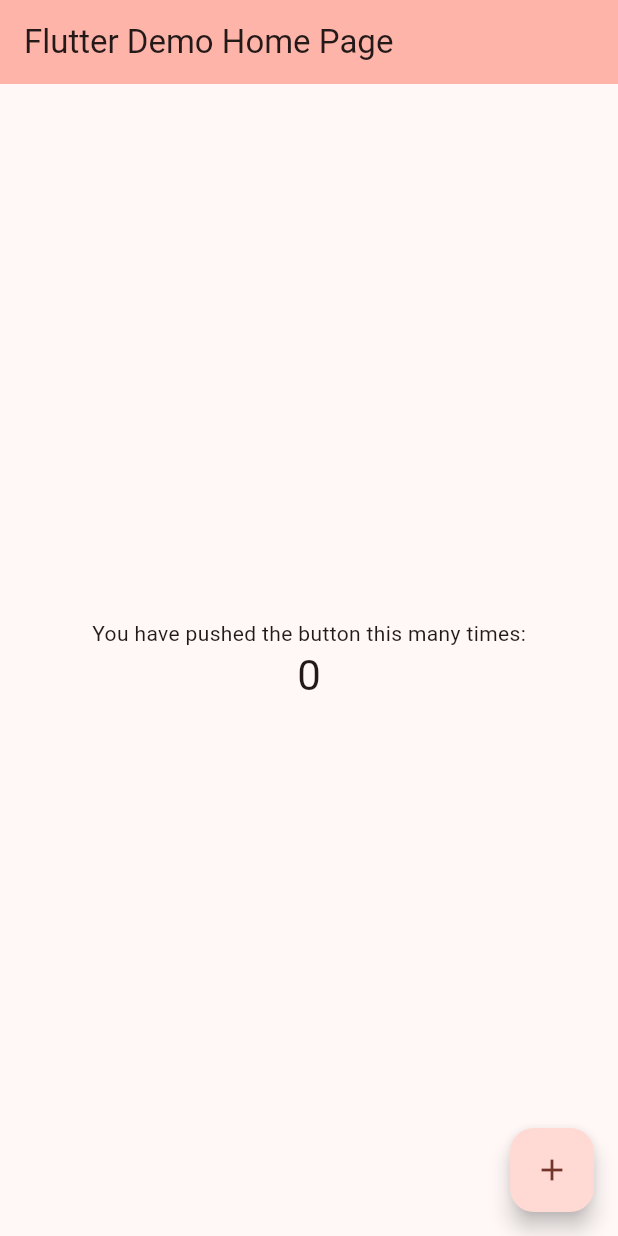
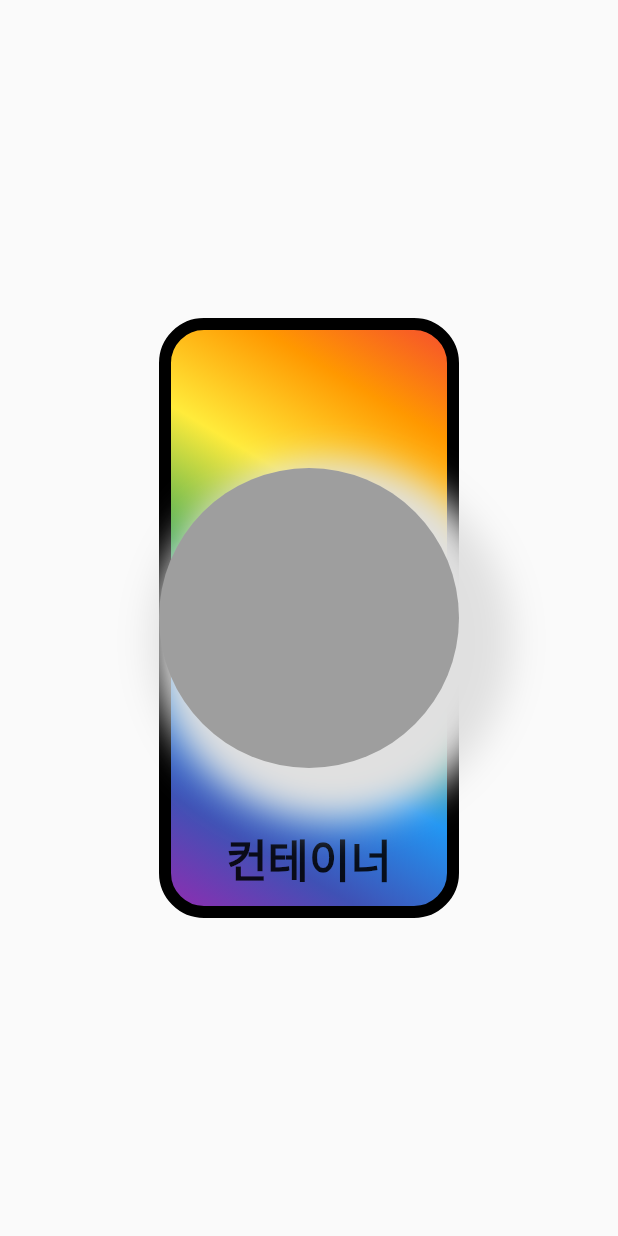
Before and after one commit to jinhan38/flutter_lecture_first, a Flutter app: the screen it shows after launch, on a phone screen of 412 x 824 dp. Run offline on Flutter 3.47's test engine with Material 2 defaults, Android fonts, the phone set to English and light mode, and no system bars; missing offline and left inert: dart:ffi.

Commit message:
컨태이너 위젯 추가

```diff
--- /dev/null
+++ b/lib/ch3/container_screen.dart
@@ -0,0 +1,81 @@
+import 'dart:math';
+
+import 'package:flutter/cupertino.dart';
+import 'package:flutter/material.dart';
+
+class ContainerScreen extends StatelessWidget {
+  const ContainerScreen({super.key});
+
+  @override
+  Widget build(BuildContext context) {
+    return Scaffold(
+      body: Center(
+        child: Container(
+          width: 200,
+          height: 400,
+          alignment: Alignment.bottomCenter,
+          padding: const EdgeInsets.all(10),
+          // margin: EdgeInsets.all(30),
+          /// decoration을 사용하면 color 사용 불가
+          decoration: BoxDecoration(
+            color: Colors.purpleAccent,
+            borderRadius: BorderRadius.circular(30),
+            border: Border.all(
+              color: Colors.black,
+              width: 8,
+            ),
+            gradient: const LinearGradient(
+              begin: Alignment.topLeft,
+              end: Alignment.bottomRight,
+
+              /// 1.57 -> 시계방향으로 90도
+              /// 3.14 -> 시계방향으로 180도 회전
+              /// 6.28 -> 시계방향으로 360도 회전
+              /// -1.57 -> 반 시계방향으로 90도
+              /// -3.14 -> 반 시계방향으로 180도 회전
+              /// -6.28 -> 반 시계방향으로 360도 회전
+              transform: GradientRotation(1),
+              colors: [
+                Colors.red,
+                Colors.orange,
+                Colors.yellow,
+                Colors.green,
+                Colors.blue,
+                Colors.indigo,
+                Colors.purple,
+              ],
+            ),
+          ),
+          foregroundDecoration: BoxDecoration(
+            color: Colors.grey,
+            shape: BoxShape.circle,
+            boxShadow: [
+              BoxShadow(
+                color: Colors.grey.shade300,
+                blurRadius: 20,
+                spreadRadius: 20,
+
+                /// Offset : x, y 값을 넣는 클래스
+                /// 기준점 Container의 중심
+                /// x : 50 -> 오른쪽으로 50 이동
+                /// y : 50 -> 아래로 50 이동
+                /// x : -50 -> 왼쪽으로 50 이동
+                /// y : -50 -> 위로 50 이동
+                offset: Offset(15, 15),
+
+                blurStyle: BlurStyle.normal,
+              ),
+            ],
+          ),
+          child: const Text(
+            "컨테이너",
+            style: TextStyle(
+              fontSize: 30,
+              fontWeight: FontWeight.bold,
+            ),
+          ),
+        ),
+      ),
+    );
+  }
+}
--- a/lib/main.dart
+++ b/lib/main.dart
@@ -1,127 +1,21 @@
+
+import 'package:flutter/cupertino.dart';
 import 'package:flutter/material.dart';
+import 'package:flutter_lecture_first/ch3/container_screen.dart';
 
-
-// 주석
-void main() {
-  runApp(const MyApp());
+/// main 함수
+/// 어플리케이션이 시작하는 위치
+void main(){
+  runApp(MyApp());
 }
 
 class MyApp extends StatelessWidget {
   const MyApp({super.key});
 
-  // This widget is the root of your application.
   @override
   Widget build(BuildContext context) {
     return MaterialApp(
-      title: 'Flutter Demo',
-      theme: ThemeData(
-        // This is the theme of your application.
-        //
-        // TRY THIS: Try running your application with "flutter run". You'll see
-        // the application has a blue toolbar. Then, without quitting the app,
-        // try changing the seedColor in the colorScheme below to Colors.green
-        // and then invoke "hot reload" (save your changes or press the "hot
-        // reload" button in a Flutter-supported IDE, or press "r" if you used
-        // the command line to start the app).
-        //
-        // Notice that the counter didn't reset back to zero; the application
-        // state is not lost during the reload. To reset the state, use hot
-        // restart instead.
-        //
-        // This works for code too, not just values: Most code changes can be
-        // tested with just a hot reload.
-        colorScheme: ColorScheme.fromSeed(seedColor: Colors.red),
-        useMaterial3: true,
-      ),
-      home: const MyHomePage(title: 'Flutter Demo Home Page'),
+      home: ContainerScreen(),
     );
   }
 }
-
-class MyHomePage extends StatefulWidget {
-  const MyHomePage({super.key, required this.title});
-
-  // This widget is the home page of your application. It is stateful, meaning
-  // that it has a State object (defined below) that contains fields that affect
-  // how it looks.
-
-  // This class is the configuration for the state. It holds the values (in this
-  // case the title) provided by the parent (in this case the App widget) and
-  // used by the build method of the State. Fields in a Widget subclass are
-  // always marked "final".
-
-  final String title;
-
-  @override
-  State<MyHomePage> createState() => _MyHomePageState();
-}
-
-class _MyHomePageState extends State<MyHomePage> {
-  int _counter = 0;
-
-  void _incrementCounter() {
-    setState(() {
-      // This call to setState tells the Flutter framework that something has
-      // changed in this State, which causes it to rerun the build method below
-      // so that the display can reflect the updated values. If we changed
-      // _counter without calling setState(), then the build method would not be
-      // called again, and so nothing would appear to happen.
-      _counter++;
-    });
-  }
-
-  @override
-  Widget build(BuildContext context) {
-    // This method is rerun every time setState is called, for instance as done
-    // by the _incrementCounter method above.
-    //
-    // The Flutter framework has been optimized to make rerunning build methods
-    // fast, so that you can just rebuild anything that needs updating rather
-    // than having to individually change instances of widgets.
-    return Scaffold(
-      appBar: AppBar(
-        // TRY THIS: Try changing the color here to a specific color (to
-        // Colors.amber, perhaps?) and trigger a hot reload to see the AppBar
-        // change color while the other colors stay the same.
-        backgroundColor: Theme.of(context).colorScheme.inversePrimary,
-        // Here we take the value from the MyHomePage object that was created by
-        // the App.build method, and use it to set our appbar title.
-        title: Text(widget.title),
-      ),
-      body: Center(
-        // Center is a layout widget. It takes a single child and positions it
-        // in the middle of the parent.
-        child: Column(
-          // Column is also a layout widget. It takes a list of children and
-          // arranges them vertically. By default, it sizes itself to fit its
-          // children horizontally, and tries to be as tall as its parent.
-          //
-          // Column has various properties to control how it sizes itself and
-          // how it positions its children. Here we use mainAxisAlignment to
-          // center the children vertically; the main axis here is the vertical
-          // axis because Columns are vertical (the cross axis would be
-          // horizontal).
-          //
-          // TRY THIS: Invoke "debug painting" (choose the "Toggle Debug Paint"
-          // action in the IDE, or press "p" in the console), to see the
-          // wireframe for each widget.
-          mainAxisAlignment: MainAxisAlignment.center,
-          children: <Widget>[
-            const Text(
-              'You have pushed the button this many times:',
-            ),
-            Text(
-              '$_counter',
-              style: Theme.of(context).textTheme.headlineMedium,
-            ),
-          ],
-        ),
-      ),
-      floatingActionButton: FloatingActionButton(
-        onPressed: _incrementCounter,
-        tooltip: 'Increment',
-        child: const Icon(Icons.add),
-      ), // This trailing comma makes auto-formatting nicer for build methods.
-    );
-  }
-}
```
Also changed, not shown: 1 other file.
